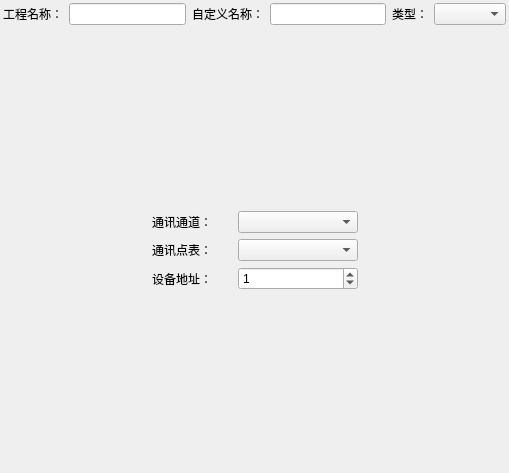
Old version of the form Prj/commun_dev/formcommundev.ui in the repository zhoushanbao1994/CommunConfigPc.
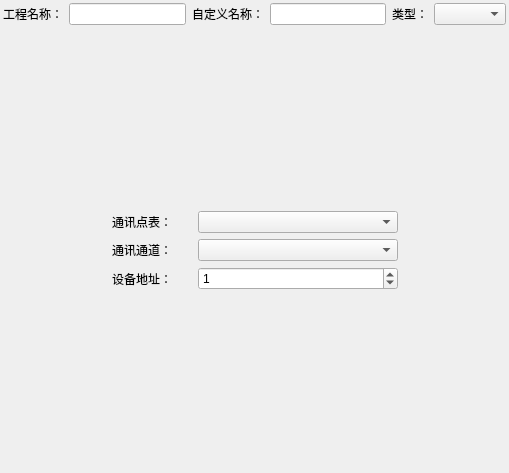
New version of the form. The open tabs and pages were chosen to show the change.

Commit message: 调整点表工程名、通道工程名、设备工程名支持自定义输入

Diff of the .ui file:
```diff
--- a/Prj/commun_dev/formcommundev.ui
+++ b/Prj/commun_dev/formcommundev.ui
@@ -318,48 +318,24 @@
        </item>
        <item row="1" column="1">
         <layout class="QGridLayout" name="gridLayout_3">
-         <item row="0" column="0">
-          <widget class="QLabel" name="label_10">
-           <property name="minimumSize">
-            <size>
-             <width>80</width>
-             <height>0</height>
-            </size>
-           </property>
-           <property name="text">
-            <string>通讯通道：</string>
-           </property>
-          </widget>
-         </item>
-         <item row="0" column="1">
+         <item row="1" column="1">
           <widget class="QComboBox" name="comboBox_MtcpCh">
            <property name="minimumSize">
             <size>
-             <width>120</width>
+             <width>0</width>
              <height>0</height>
             </size>
            </property>
           </widget>
          </item>
-         <item row="1" column="0">
-          <widget class="QLabel" name="label_11">
-           <property name="text">
-            <string>通讯点表：</string>
-           </property>
-          </widget>
-         </item>
-         <item row="1" column="1">
-          <widget class="QComboBox" name="comboBox_MtcpPointTab"/>
-         </item>
-         <item row="2" column="0">
-          <widget class="QLabel" name="label_12">
-           <property name="text">
-            <string>设备地址：</string>
-           </property>
-          </widget>
-         </item>
-         <item row="2" column="1">
+         <item row="3" column="1">
           <widget class="QSpinBox" name="spinBox_MtcpDevAddr">
+           <property name="minimumSize">
+            <size>
+             <width>0</width>
+             <height>0</height>
+            </size>
+           </property>
            <property name="maximum">
             <number>255</number>
            </property>
@@ -368,6 +344,43 @@
            </property>
           </widget>
          </item>
+         <item row="3" column="0">
+          <widget class="QLabel" name="label_12">
+           <property name="text">
+            <string>设备地址：</string>
+           </property>
+          </widget>
+         </item>
+         <item row="1" column="0">
+          <widget class="QLabel" name="label_10">
+           <property name="minimumSize">
+            <size>
+             <width>80</width>
+             <height>0</height>
+            </size>
+           </property>
+           <property name="text">
+            <string>通讯通道：</string>
+           </property>
+          </widget>
+         </item>
+         <item row="0" column="1">
+          <widget class="QComboBox" name="comboBox_MtcpPointTab">
+           <property name="minimumSize">
+            <size>
+             <width>200</width>
+             <height>0</height>
+            </size>
+           </property>
+          </widget>
+         </item>
+         <item row="0" column="0">
+          <widget class="QLabel" name="label_11">
+           <property name="text">
+            <string>通讯点表：</string>
+           </property>
+          </widget>
+         </item>
         </layout>
        </item>
        <item row="0" column="1">
```
Left out of the diff: 112 changed lines with no effect on the pictures. The commit also changes 18 other files.
